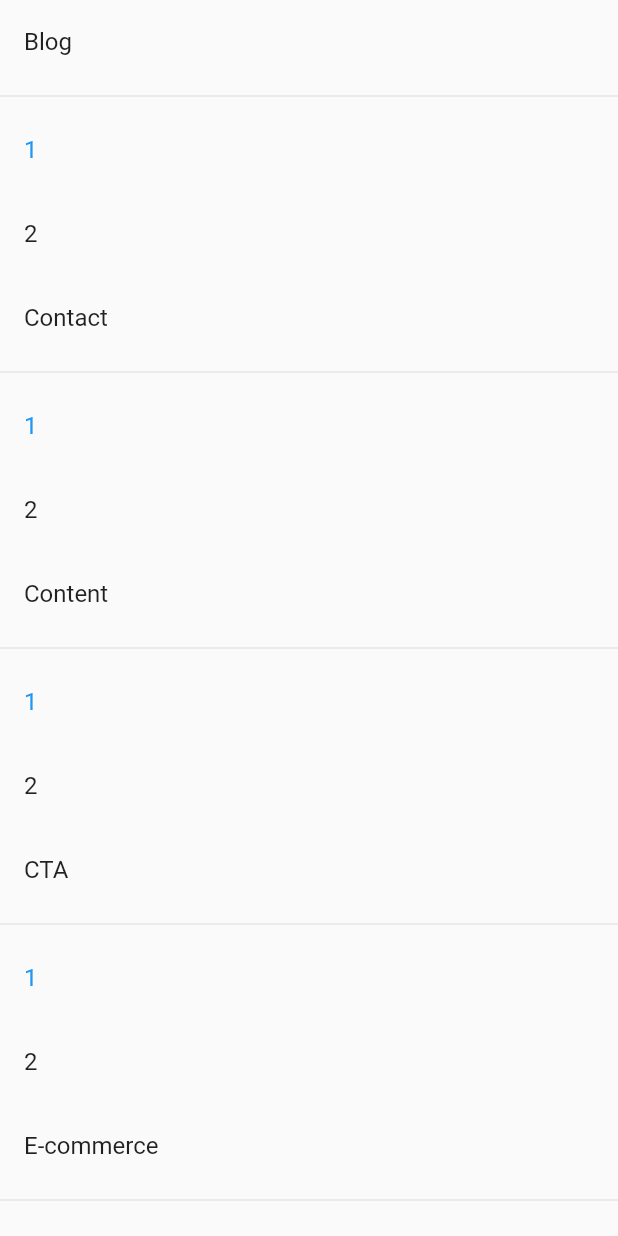
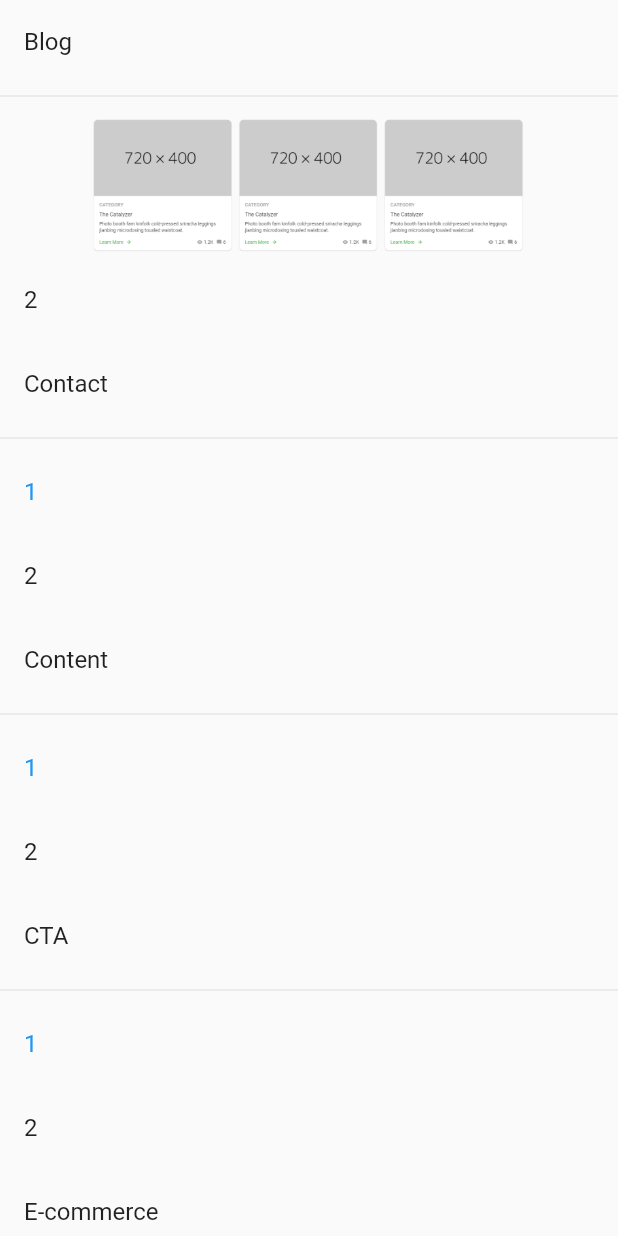
Before and after one commit to ibhavikmakwana/flutter_blocks, a Flutter app: the DrawerWidget widget shown alone on an empty page, opened directly, on a phone screen of 412 x 824 dp. Run offline on Flutter 3.47's test engine with Material 2 defaults, Android fonts, the phone set to English and light mode, and no system bars; our stand-ins replace flutter_mobx, mobx; generated files the repository leaves out were written again; network calls fail.

Commit message:
Adding image of the Blog part one in the Drawer menu.

```diff
--- a/lib/modules/drawer/drawer_widget.dart
+++ b/lib/modules/drawer/drawer_widget.dart
@@ -11,7 +11,7 @@ class DrawerWidget extends StatelessWidget {
   final List<DrawerData> _drawerData = [
     DrawerData(
       'Blog',
-      ['1', '2'],
+      ['assets/blog_one.png', '2'],
     ),
     DrawerData(
       'Contact',
@@ -86,6 +86,13 @@ class DrawerWidget extends StatelessWidget {
               physics: const NeverScrollableScrollPhysics(),
               itemBuilder: (_, i) {
                 final innerData = data.parts[i];
+                if (innerData.length > 1) {
+                  return Image.asset(
+                    innerData,
+                    height: 100,
+                    width: 45,
+                  );
+                }
                 return ListTile(
                   title: Text(innerData),
                   selected: i == 0,
--- a/pubspec.yaml
+++ b/pubspec.yaml
@@ -50,9 +50,8 @@ flutter:
   uses-material-design: true
 
   # To add assets to your application, add an assets section, like this:
-  # assets:
-  #   - images/a_dot_burr.jpeg
-  #   - images/a_dot_ham.jpeg
+  assets:
+    - assets/
 
   # An image asset can refer to one or more resolution-specific "variants", see
   # https://flutter.dev/assets-and-images/#resolution-aware.
```
Also changed, not shown: assets/blog_one.png (added).
